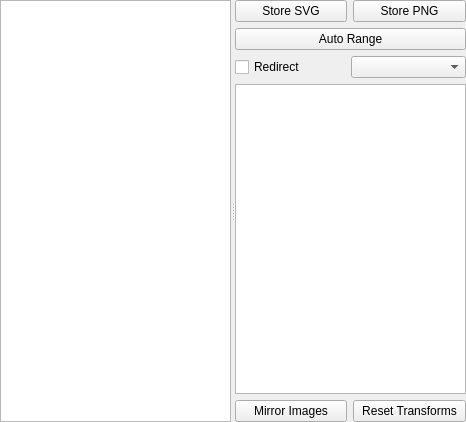
acq4/acq4, file lib/util/Canvas/CanvasTemplate.ui: the form before one commit.
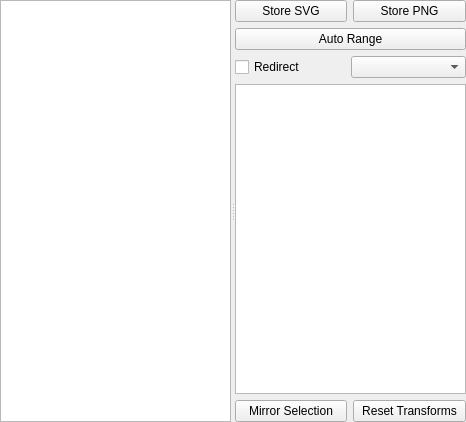
The form after the commit. Custom widgets are drawn as their Qt base class.

What changed in the file:
```diff
--- a/lib/util/Canvas/CanvasTemplate.ui
+++ b/lib/util/Canvas/CanvasTemplate.ui
@@ -103,7 +103,7 @@
        <item row="8" column="0">
         <widget class="QPushButton" name="mirrorImagesBtn">
          <property name="text">
-          <string>Mirror Images</string>
+          <string>Mirror Selection</string>
          </property>
         </widget>
        </item>
```
Left out of the diff: 2 changed lines with no effect on the pictures.
